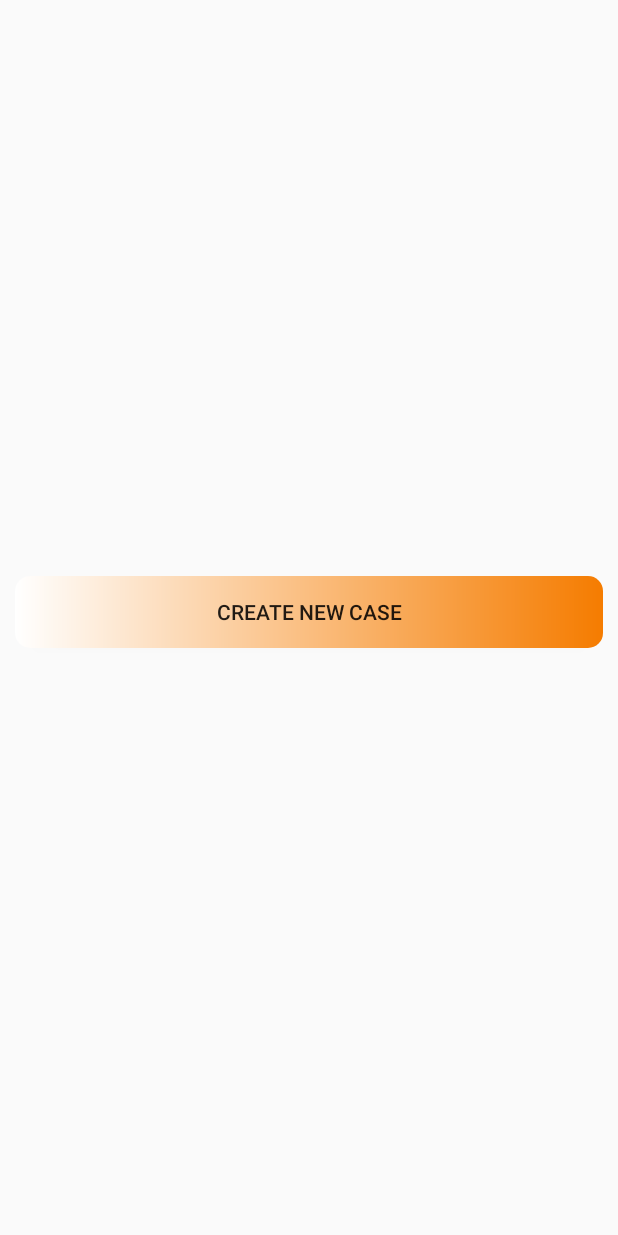
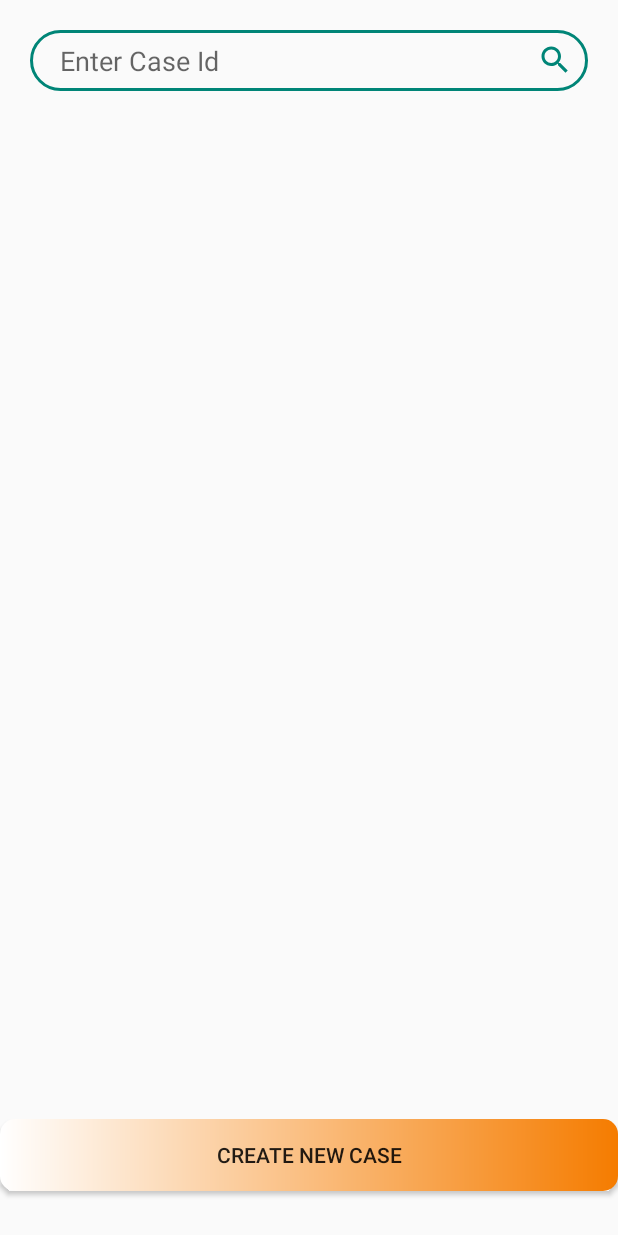
Before and after one commit to NilayPande/D_Fir_Login, an Android app: the SearchActivity screen opened directly, with no data from a screen before it, on a phone screen of 412 x 824 dp. Run offline under Robolectric (Android 15) with nearby library versions, the phone set to English and light mode, and no system bars; our stand-ins replace Firebase (no records; nobody signed in at launch, a user with empty details on screens opened directly).

Commit message:
Search Activity Completed

```diff
--- a/DFIR_FinalBuild/app/build.gradle
+++ b/DFIR_FinalBuild/app/build.gradle
@@ -35,7 +35,7 @@ dependencies {
     testImplementation 'junit:junit:4.12'
     implementation 'com.google.mlkit:translate:16.1.0'
     implementation "androidx.cardview:cardview:1.0.0"
+    implementation 'com.firebaseui:firebase-ui-database:6.3.0'
     androidTestImplementation 'androidx.test.ext:junit:1.1.1'
     androidTestImplementation 'androidx.test.espresso:espresso-core:3.2.0'
-
 }
--- a/DFIR_FinalBuild/app/src/main/AndroidManifest.xml
+++ b/DFIR_FinalBuild/app/src/main/AndroidManifest.xml
@@ -17,7 +17,7 @@
         <activity android:name=".DisplayCaseActivity" />
         <activity android:name=".UploadActivity" />
         <activity android:name=".NewCaseActivity" />
-        <activity android:name=".SearchActivity" />
+        <activity android:name=".SearchActivity" android:windowSoftInputMode="stateHidden"/>
         <activity android:name=".SplashActivity" />
         <activity android:name=".ProfileActivity" />
         <activity android:name=".FaqActivity" />
--- a/DFIR_FinalBuild/app/src/main/java/com/example/d_fir_login/SearchActivity.java
+++ b/DFIR_FinalBuild/app/src/main/java/com/example/d_fir_login/SearchActivity.java
@@ -2,33 +2,34 @@ package com.example.d_fir_login;
 
 import android.content.Intent;
 import android.os.Bundle;
+import android.text.Editable;
+import android.text.TextWatcher;
+import android.view.LayoutInflater;
 import android.view.View;
+import android.view.ViewGroup;
 import android.widget.Button;
-import android.widget.SearchView;
-import android.widget.Toast;
+import android.widget.EditText;
 
 import androidx.annotation.NonNull;
 import androidx.appcompat.app.AppCompatActivity;
+import androidx.recyclerview.widget.LinearLayoutManager;
 import androidx.recyclerview.widget.RecyclerView;
 
 import com.example.d_fir_login.Model.Case;
-import com.example.d_fir_login.RecycleView.AdapterClass;
-import com.google.firebase.database.DataSnapshot;
-import com.google.firebase.database.DatabaseError;
+import com.firebase.ui.database.FirebaseRecyclerOptions;
 import com.google.firebase.database.DatabaseReference;
 import com.google.firebase.database.FirebaseDatabase;
-import com.google.firebase.database.ValueEventListener;
-
-import java.util.ArrayList;
+import com.google.firebase.database.Query;
 
 public class SearchActivity extends AppCompatActivity {
 
-    ArrayList<Case> list;
-    SearchView searchView;
-    RecyclerView recyclerView;
-    FirebaseDatabase database;
-    DatabaseReference ref;
-    Button btnCreateNewCase;
+    private EditText searchView;
+    private RecyclerView recyclerView;
+    private FirebaseDatabase database;
+    private DatabaseReference ref;
+    private FirebaseRecyclerOptions<Case> options;
+    private Button btnCreateNewCase;
+    private PostAdapter adapter;
 
     @Override
     protected void onCreate(Bundle savedInstanceState) {
@@ -36,12 +37,18 @@ public class SearchActivity extends AppCompatActivity {
         setContentView(R.layout.activity_search);
 
         database = FirebaseDatabase.getInstance();
-        ref = database.getReference("Cases");
+        ref = database.getReference().child("Cases");
 
         recyclerView = findViewById(R.id.recyclerView);
         searchView = findViewById(R.id.searchView);
+        btnCreateNewCase = findViewById(R.id.btnCreateNewCase);
 
-        btnCreateNewCase = findViewById(R.id.btnCreateNewCase);
+        recyclerView.setLayoutManager(new LinearLayoutManager(this));
+
+        options = new FirebaseRecyclerOptions.Builder<Case>().setQuery(ref, Case.class).build();
+
+        adapter = new PostAdapter(options);
+        recyclerView.setAdapter(adapter);
 
         btnCreateNewCase.setOnClickListener(new View.OnClickListener() {
             @Override
@@ -51,67 +58,69 @@ public class SearchActivity extends AppCompatActivity {
             }
         });
 
-        searchView.setVisibility(View.GONE);
+        searchView.addTextChangedListener(new TextWatcher() {
+            @Override
+            public void beforeTextChanged(CharSequence charSequence, int i, int i1, int i2) {
 
+            }
+
+            @Override
+            public void onTextChanged(CharSequence charSequence, int i, int i1, int i2) {
+
+            }
+
+            @Override
+            public void afterTextChanged(Editable editable) {
+                if (editable.toString() != null)
+                    LoadData(editable.toString());
+                else
+                    LoadData("");
+            }
+        });
     }
 
-    public void showCase(View view){
-        Intent intent = new Intent(SearchActivity.this, DisplayCaseActivity.class);
-        startActivity(intent);
+    private void LoadData(String s) {
+        Query query = ref.orderByChild("caseId").startAt(s).endAt(s + "\uf8ff");
+
+        options = new FirebaseRecyclerOptions.Builder<Case>().setQuery(query, Case.class).build();
+
+        adapter = new PostAdapter(options) {
+            @NonNull
+            @Override
+            public PostViewHolder onCreateViewHolder(@NonNull ViewGroup parent, int viewType) {
+                View view = LayoutInflater.from(parent.getContext()).inflate(R.layout.card_holder, parent, false);
+
+                return new PostViewHolder(view);
+            }
+
+            @Override
+            protected void onBindViewHolder(@NonNull PostViewHolder holder, int position, @NonNull Case model) {
+                holder.caseId.setText(model.getCaseId());
+                holder.officerName.setText(model.getOfficerName());
+                holder.caseCategory.setText(model.getCaseCategory());
+                holder.timeStamp.setText(model.getTimeStamp());
+                holder.cardView.setOnClickListener(new View.OnClickListener() {
+                    @Override
+                    public void onClick(View view) {
+                        Intent intent = new Intent(SearchActivity.this, DisplayCaseActivity.class);
+                        startActivity(intent);
+                    }
+                });
+            }
+        };
+        adapter.startListening();
+        recyclerView.setAdapter(adapter);
     }
 
     @Override
     protected void onStart() {
         super.onStart();
-        if(ref != null){
-            ref.addValueEventListener(new ValueEventListener() {
-                @Override
-                public void onDataChange(@NonNull DataSnapshot snapshot) {
-                    if(snapshot.exists()){
-                        list = new ArrayList<>();
-                        for(DataSnapshot dataSnapshot : snapshot.getChildren()){
-                            list.add(dataSnapshot.getValue(Case.class));
-                        }
-                        AdapterClass adapterClass = new AdapterClass(list);
-                        recyclerView.setAdapter(adapterClass);
-                    }
-                }
-
-                @Override
-                public void onCancelled(@NonNull DatabaseError error) {
-                    Toast.makeText(SearchActivity.this, error.getMessage(), Toast.LENGTH_SHORT).show();
-
-                }
-            });
-        }
-        if(searchView != null){
-            searchView.setOnQueryTextListener(new SearchView.OnQueryTextListener() {
-                @Override
-                public boolean onQueryTextSubmit(String s) {
-                    return false;
-                }
-
-                @Override
-                public boolean onQueryTextChange(String s) {
-                    search(s);
-                    return false;
-                }
-            });
-        }
-        else
-            Toast.makeText(this, "Nahi Chala", Toast.LENGTH_SHORT).show();
+        adapter.startListening();
     }
 
-    private void search(String s) {
-        ArrayList<Case> arrayList = new ArrayList<>();
-        for(Case obj : arrayList){
-            Toast.makeText(this, obj.getOfficerName() + " Hi", Toast.LENGTH_SHORT).show();
-            if(obj.getOfficerName().toLowerCase().contains(s.toLowerCase())){
-                arrayList.add(obj);
-            }
-        }
-        AdapterClass adapterClass = new AdapterClass(arrayList);
-        recyclerView.setAdapter(adapterClass);
+    @Override
+    protected void onStop() {
+        super.onStop();
+        adapter.stopListening();
     }
-
 }
--- /dev/null
+++ b/DFIR_FinalBuild/app/src/main/res/drawable-v24/ic_search.xml
@@ -0,0 +1,9 @@
+<vector xmlns:android="http://schemas.android.com/apk/res/android"
+        android:width="24dp"
+        android:height="24dp"
+        android:viewportWidth="24.0"
+        android:viewportHeight="24.0">
+    <path
+        android:fillColor="#FF008577"
+        android:pathData="M15.5,14h-0.79l-0.28,-0.27C15.41,12.59 16,11.11 16,9.5 16,5.91 13.09,3 9.5,3S3,5.91 3,9.5 5.91,16 9.5,16c1.61,0 3.09,-0.59 4.23,-1.57l0.27,0.28v0.79l5,4.99L20.49,19l-4.99,-5zM9.5,14C7.01,14 5,11.99 5,9.5S7.01,5 9.5,5 14,7.01 14,9.5 11.99,14 9.5,14z"/>
+</vector>
--- /dev/null
+++ b/DFIR_FinalBuild/app/src/main/res/drawable-v24/input_search.xml
@@ -0,0 +1,7 @@
+<?xml version="1.0" encoding="utf-8"?>
+<shape xmlns:android="http://schemas.android.com/apk/res/android">
+
+    <corners android:radius="70dp"/>
+    <stroke  android:width="2dp"
+        android:color="#FF008577"/>
+</shape>
--- a/DFIR_FinalBuild/app/src/main/res/layout/activity_search.xml
+++ b/DFIR_FinalBuild/app/src/main/res/layout/activity_search.xml
@@ -1,5 +1,6 @@
 <?xml version="1.0" encoding="utf-8"?>
-<LinearLayout xmlns:android="http://schemas.android.com/apk/res/android"
+<RelativeLayout
+    xmlns:android="http://schemas.android.com/apk/res/android"
     xmlns:app="http://schemas.android.com/apk/res-auto"
     xmlns:tools="http://schemas.android.com/tools"
     android:layout_width="match_parent"
@@ -7,29 +8,35 @@
     android:orientation="vertical"
     tools:context=".SearchActivity">
 
-
-    <SearchView
+    <EditText
         android:id="@+id/searchView"
         android:layout_width="match_parent"
-        android:layout_height="?attr/actionBarSize"
-        android:padding="10dp"
-        android:queryHint="Search Case ID"
-        android:layout_margin="5dp"
-        />
+        android:layout_height="wrap_content"
+        android:hint="Enter Case Id"
+        android:layout_margin="20dp"
+        android:background="@drawable/input_search"
+        android:paddingLeft="20dp"
+        android:paddingTop="8dp"
+        android:paddingBottom="8dp"
+        android:drawableRight="@drawable/ic_search"
+        android:paddingRight="10dp" />
 
     <androidx.recyclerview.widget.RecyclerView
         android:id="@+id/recyclerView"
         android:layout_width="match_parent"
-        android:layout_height="363dp"
+        android:layout_height="match_parent"
         android:layout_margin="5dp"
+        android:layout_below="@+id/searchView"
+        android:layout_above="@+id/btnCreateNewCase"
         app:layoutManager="androidx.recyclerview.widget.LinearLayoutManager" />
 
     <Button
         android:id="@+id/btnCreateNewCase"
         android:layout_width="match_parent"
         android:layout_height="wrap_content"
-        android:layout_margin="10dp"
+        android:layout_alignParentBottom="true"
+        android:layout_marginBottom="30dp"
         android:background="@drawable/bag"
         android:text="Create new Case" />
 
-</LinearLayout>
+</RelativeLayout>
```
Also changed, not shown: DFIR_FinalBuild/app/src/main/java/com/example/d_fir_login/PostAdapter.java (added, +55 -0 lines), DFIR_FinalBuild/app/src/main/java/com/example/d_fir_login/RecycleView/AdapterClass.java (deleted, +0 -55 lines), DFIR_FinalBuild/app/src/main/res/layout/card_holder.xml (+29 -15 lines).
